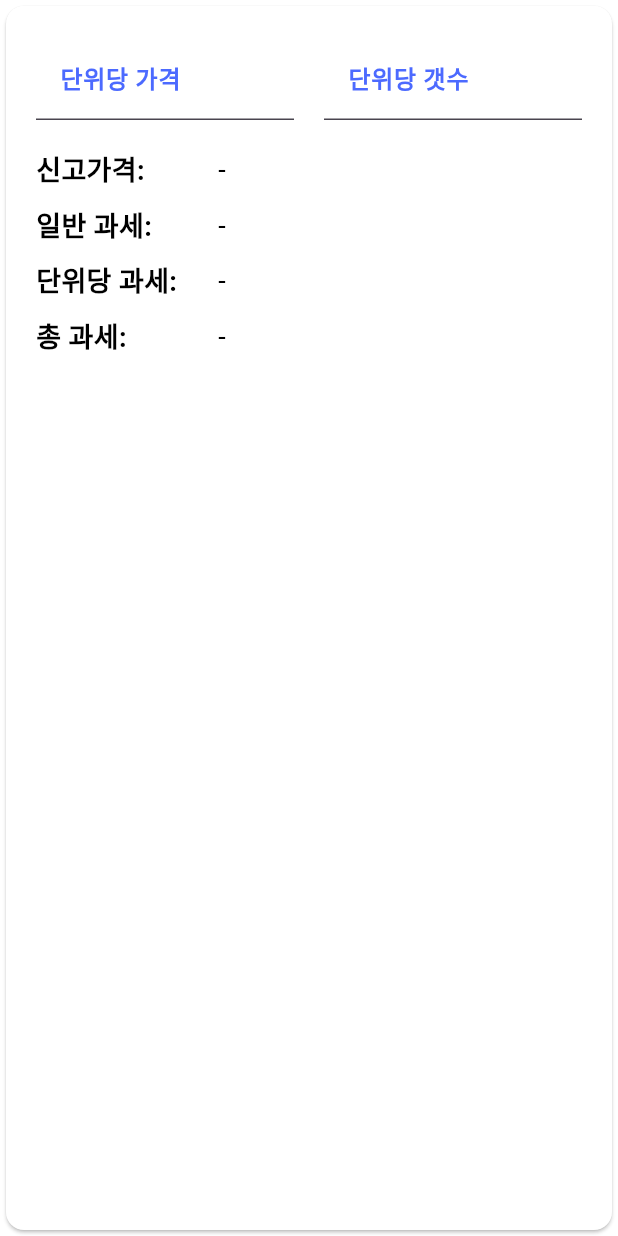
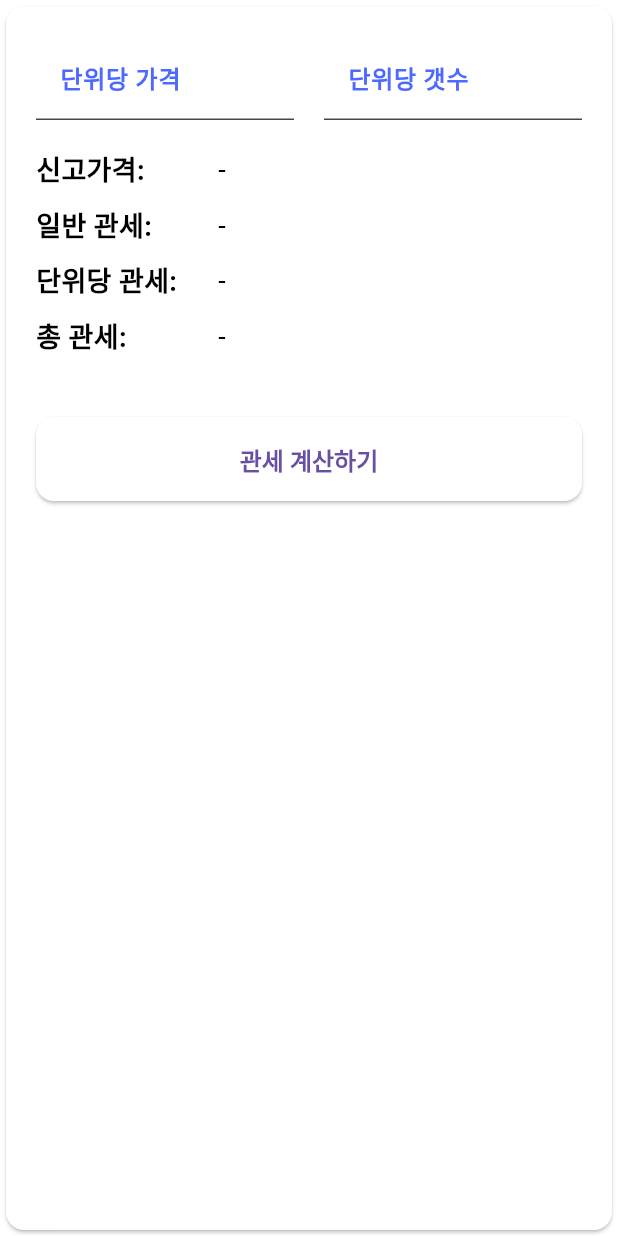
Before and after one commit to icecrao2/tarrific_calc, a Flutter app: the TariffCalcCardComponent widget shown alone on an empty page, opened directly, on a phone screen of 412 x 824 dp. Run offline on Flutter 3.47's test engine with Material 3 defaults, Android fonts, the phone set to English and light mode, and no system bars; our stand-ins replace flutter_dotenv, flutter_riverpod, freezed_annotation, google_mobile_ads; missing offline and left inert: xml2json; generated files the repository leaves out were written again; network calls fail.

Commit message:
관세 계산 추가

```diff
--- a/lib/main.dart
+++ b/lib/main.dart
@@ -1,10 +1,12 @@
 import 'package:flutter/material.dart';
 import 'package:flutter_dotenv/flutter_dotenv.dart';
 import 'package:flutter_riverpod/flutter_riverpod.dart';
+import 'package:google_mobile_ads/google_mobile_ads.dart';
 import 'package:tariff_calc/presentation/search_hs/search_hs_screen.dart';
 
 void main() async {
   WidgetsFlutterBinding.ensureInitialized();
+  MobileAds.instance.initialize();
   await dotenv.load();
   runApp(const ProviderScope(child: MyApp()));
 }
--- a/lib/presentation/search_hs/search_hs_screen.dart
+++ b/lib/presentation/search_hs/search_hs_screen.dart
@@ -1,4 +1,5 @@
 import 'package:flutter/material.dart';
+import 'package:tariff_calc/presentation/_design/layout/ad_layout.dart';
 import 'package:tariff_calc/presentation/_design/layout/app_scaffold.dart';
 import 'package:tariff_calc/presentation/search_hs/components/_text_field/search_hs_text_field_component.dart';
 
@@ -13,6 +14,7 @@ class SearchHsScreen extends StatelessWidget {
   Widget build(BuildContext context) {
     return const AppScaffold(
       title: 'HS 코드 찾기',
+      child: AdLayout(
         child: Column(
           children: [
             SearchHsTextFieldComponent(),
@@ -23,6 +25,7 @@ class SearchHsScreen extends StatelessWidget {
             SizedBox(height: 30,),
           ],
         )
+      )
     );
   }
 }
--- a/lib/presentation/tariff_lookup/components/_tariff_calc_card/tariff_calc_card_component.dart
+++ b/lib/presentation/tariff_lookup/components/_tariff_calc_card/tariff_calc_card_component.dart
@@ -1,13 +1,22 @@
 import 'package:flutter/material.dart';
+import 'package:flutter_riverpod/flutter_riverpod.dart';
+import 'package:tariff_calc/presentation/_design/button/primary_button.dart';
+import 'package:tariff_calc/presentation/tariff_lookup/config/di.dart';
 
 import '../../../_design/input/default_text_field.dart';
 import '../../../_design/text/title_content_text.dart';
 
-class TariffCalcCardComponent extends StatelessWidget {
-  const TariffCalcCardComponent({super.key});
+class TariffCalcCardComponent extends ConsumerWidget {
+  final _unitPriceTextEditingController = TextEditingController();
+  final _unitAmountTextEditingController = TextEditingController();
+
+  TariffCalcCardComponent({super.key});
 
   @override
-  Widget build(BuildContext context) {
+  Widget build(BuildContext context, WidgetRef ref) {
+
+    final state = ref.watch(tariffCalcStateProvider);
+
     return SizedBox(
       width: MediaQuery.sizeOf(context).width,
       child: Card(
@@ -22,38 +31,49 @@ class TariffCalcCardComponent extends StatelessWidget {
                   children: [
                     Expanded(
                       child: DefaultTextField(
-                          textEditingController: TextEditingController(text: ""), labelText: '단위당 가격'),
+                          textEditingController: _unitPriceTextEditingController, labelText: '단위당 가격'),
                     ),
 
                     const SizedBox(width: 20,),
 
                     Expanded(
                       child: DefaultTextField(
-                          textEditingController: TextEditingController(text: ""), labelText: '단위당 갯수'),
+                          textEditingController: _unitAmountTextEditingController, labelText: '단위당 갯수'),
                     ),
                   ],
                 ),
                 const SizedBox(height: 20,),
 
-                const TitleContentText(
+                TitleContentText(
                   title: "신고가격",
-                  content: "-",
+                  content: state?.declaredPrice.toString() ?? "-",
                 ),
                 const SizedBox(height: 10,),
                 TitleContentText(
-                  title: "일반 과세",
-                  content: "-",
+                  title: "일반 관세",
+                  content:state?.generalTaxablePrice?.toString() ?? "-",
                 ),
                 const SizedBox(height: 10,),
                 TitleContentText(
-                  title: "단위당 과세",
-                  content: "-",
+                  title: "단위당 관세",
+                  content: state?.taxablePricePerUnit?.toString() ?? "-",
                 ),
                 const SizedBox(height: 10,),
                 TitleContentText(
-                  title: "총 과세",
-                  content: "-",
+                  title: "총 관세",
+                  content: state?.totalTaxablePrice.toString() ?? "-",
                 ),
+
+                const SizedBox(height: 40,),
+
+                PrimaryButton(onPressed: () {
+                  ref.read(tariffCalcStateProvider.notifier).unitPrice = double.tryParse(_unitPriceTextEditingController.text);
+                  ref.read(tariffCalcStateProvider.notifier).unitCount = double.tryParse(_unitAmountTextEditingController.text);
+                  ref.read(tariffCalcStateProvider.notifier).calculate();
+                }, text: "관세 계산하기"),
+
+                const SizedBox(height: 10,),
+
               ],
             ),
           )
--- a/pubspec.yaml
+++ b/pubspec.yaml
@@ -16,6 +16,7 @@ dependencies:
   flutter_dotenv: ^5.2.1
   http: ^1.3.0
   xml2json: ^6.2.6
+  google_mobile_ads: ^1.2.0
 
 dev_dependencies:
   flutter_test:
```
Also changed, not shown: lib/ad_helper.dart (added, +36 -0 lines), lib/presentation/_design/layout/ad_layout.dart (added, +64 -0 lines), lib/presentation/_design/layout/app_scaffold.dart (+5 -5 lines), lib/presentation/tariff_lookup/_state/tariff_calc_state/tariff_calc_state.dart (added, +77 -0 lines), lib/presentation/tariff_lookup/_state/tariff_code_signs_state/tariff_code_sign_state.dart (+9 -0 lines), lib/presentation/tariff_lookup/config/di.dart (+7 -0 lines), lib/presentation/tariff_lookup/tariff_lookup_screen.dart (+8 -1 lines), pubspec.lock, 5 other files. Lines whose indentation alone changed are shown as unchanged.
